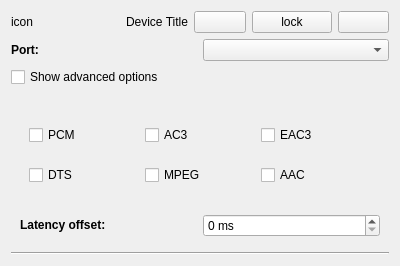
Old version of the form src/devicewidget.ui in the repository lxqt/pavucontrol-qt.
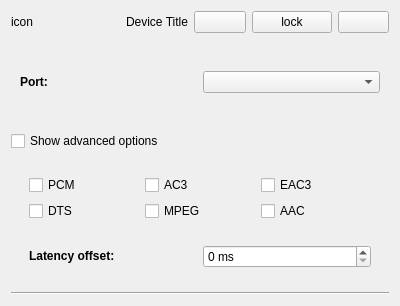
New version of the form. Icons and pictures are not drawn.

```diff
--- a/src/devicewidget.ui
+++ b/src/devicewidget.ui
@@ -7,7 +7,7 @@
     <x>0</x>
     <y>0</y>
     <width>400</width>
-    <height>266</height>
+    <height>306</height>
    </rect>
   </property>
   <property name="windowTitle">
@@ -80,6 +80,7 @@
     </layout>
    </item>
    <item>
+    <widget class="QWidget" name="portSelect" native="true">
     <layout class="QHBoxLayout" name="horizontalLayout_2">
      <item>
       <widget class="QLabel" name="label_3">
@@ -92,6 +93,7 @@
       <widget class="QComboBox" name="portList"/>
      </item>
     </layout>
+    </widget>
    </item>
    <item>
     <layout class="QVBoxLayout" name="channelsVBox"/>
@@ -155,6 +157,7 @@
        </widget>
       </item>
       <item>
+       <widget class="QWidget" name="offsetSelect" native="true">
        <layout class="QHBoxLayout" name="horizontalLayout_3">
         <item>
          <widget class="QLabel" name="label_4">
@@ -171,6 +174,7 @@
          </widget>
         </item>
        </layout>
+       </widget>
       </item>
      </layout>
     </widget>
```
Left out of the diff: 4 changed lines with no effect on the pictures. Lines whose indentation alone changed are shown as unchanged.
